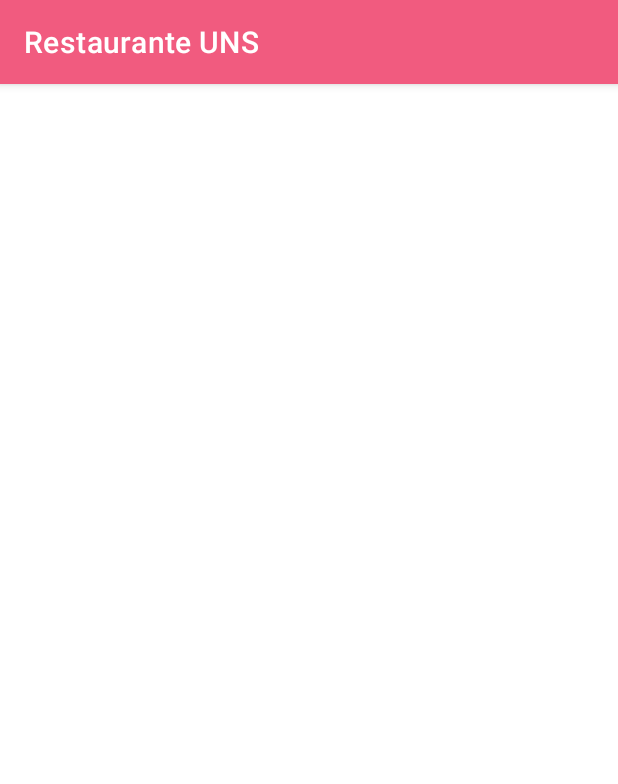
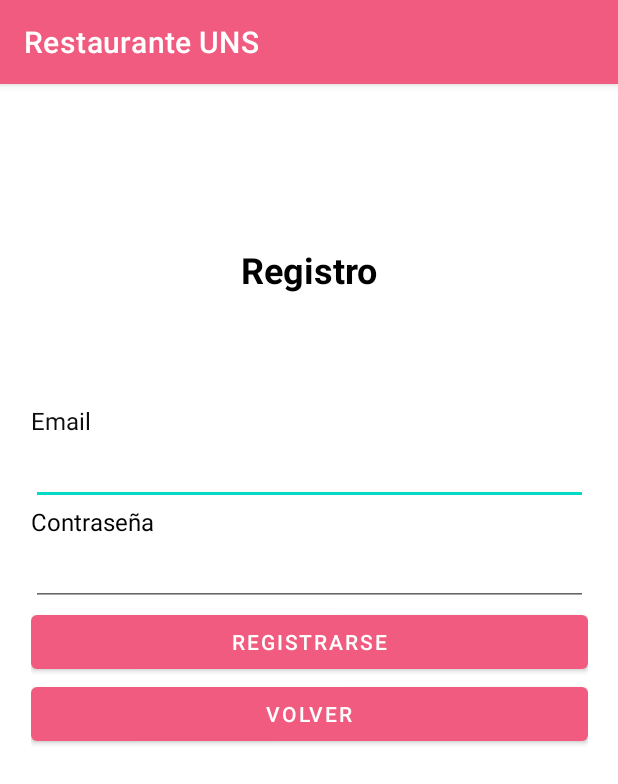
Before and after one commit to desk89/Restaurante_UNS, an Android app: the RegistrarseActivity screen opened directly, with no data from a screen before it, on a phone screen of 412 x 824 dp. Shown: the top 784 px of the screen. Run offline under Robolectric (Android 15) with nearby library versions, the phone set to English and light mode, and no system bars.

Commit message:
interfaz registro

```diff
--- a/app/src/main/res/layout/activity_registrarse.xml
+++ b/app/src/main/res/layout/activity_registrarse.xml
@@ -6,4 +6,70 @@
     android:layout_height="match_parent"
     tools:context=".RegistrarseActivity">
 
+    <LinearLayout
+        android:layout_width="371dp"
+        android:layout_height="553dp"
+        android:orientation="vertical"
+        app:layout_constraintBottom_toBottomOf="parent"
+        app:layout_constraintEnd_toEndOf="parent"
+        app:layout_constraintStart_toStartOf="parent"
+        app:layout_constraintTop_toTopOf="parent">
+
+        <TextView
+            android:id="@+id/textView4"
+            android:layout_width="match_parent"
+            android:layout_height="wrap_content"
+            android:text="Registro"
+            android:textAlignment="center"
+            android:textColor="#000000"
+            android:textIsSelectable="false"
+            android:textSize="24sp"
+            android:textStyle="bold" />
+
+        <Space
+            android:layout_width="match_parent"
+            android:layout_height="73dp" />
+
+        <TextView
+            android:id="@+id/textView6"
+            android:layout_width="match_parent"
+            android:layout_height="wrap_content"
+            android:text="Email"
+            android:textColor="#0E0E0E"
+            android:textSize="16sp" />
+
+        <EditText
+            android:id="@+id/editEmailRegistro"
+            android:layout_width="match_parent"
+            android:layout_height="wrap_content"
+            android:ems="10"
+            android:inputType="textPersonName" />
+
+        <TextView
+            android:id="@+id/textView7"
+            android:layout_width="match_parent"
+            android:layout_height="wrap_content"
+            android:text="Contraseña"
+            android:textColor="#000000"
+            android:textSize="16sp" />
+
+        <EditText
+            android:id="@+id/editContraseñaRegistro"
+            android:layout_width="match_parent"
+            android:layout_height="wrap_content"
+            android:ems="10"
+            android:inputType="textPassword" />
+
+        <Button
+            android:id="@+id/botonRegistrarme"
+            android:layout_width="match_parent"
+            android:layout_height="wrap_content"
+            android:text="Registrarse" />
+
+        <Button
+            android:id="@+id/botonVolver"
+            android:layout_width="match_parent"
+            android:layout_height="wrap_content"
+            android:text="Volver" />
+    </LinearLayout>
 </androidx.constraintlayout.widget.ConstraintLayout>
```
